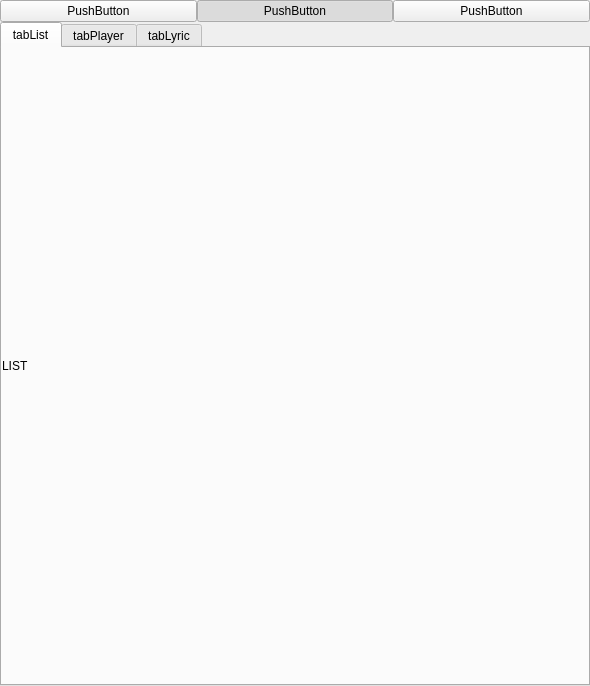
The window that OnePlayer.ui (Maxwell-Lyu/OnePlayer) describes before a commit, drawn with Qt 5.
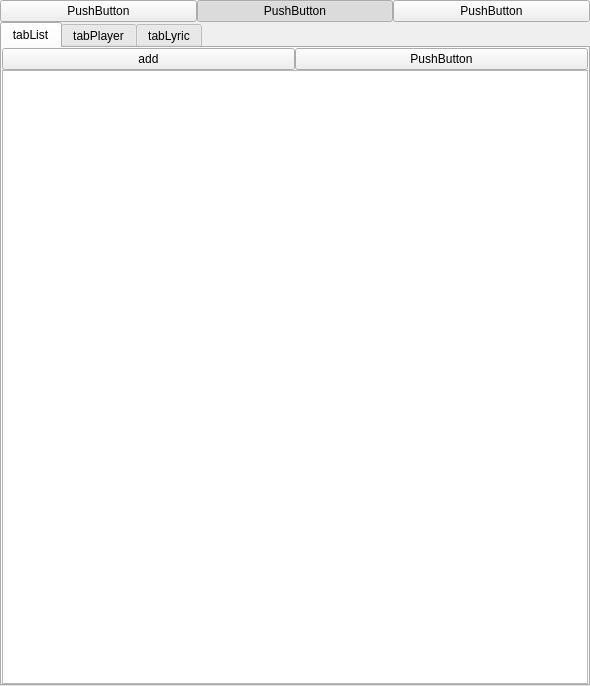
The same window after the commit. The open tabs and pages were chosen to show the change.

Commit message: add: player basic

```diff
--- a/OnePlayer.ui
+++ b/OnePlayer.ui
@@ -119,15 +119,22 @@
          <number>0</number>
         </property>
         <item row="0" column="0">
-         <widget class="QLabel" name="label">
-          <property name="lineWidth">
-           <number>0</number>
+         <widget class="QPushButton" name="btnAdd">
+          <property name="text">
+           <string>add</string>
           </property>
+         </widget>
+        </item>
+        <item row="0" column="1">
+         <widget class="QPushButton" name="btnRemove">
           <property name="text">
-           <string>LIST</string>
+           <string>PushButton</string>
           </property>
          </widget>
         </item>
+        <item row="1" column="0" colspan="2">
+         <widget class="QListWidget" name="listMusic"/>
+        </item>
        </layout>
       </widget>
       <widget class="QWidget" name="tabPlayer">
```
Left out of the diff: 9 changed lines with no effect on the pictures. The commit also changes 2 other files.
